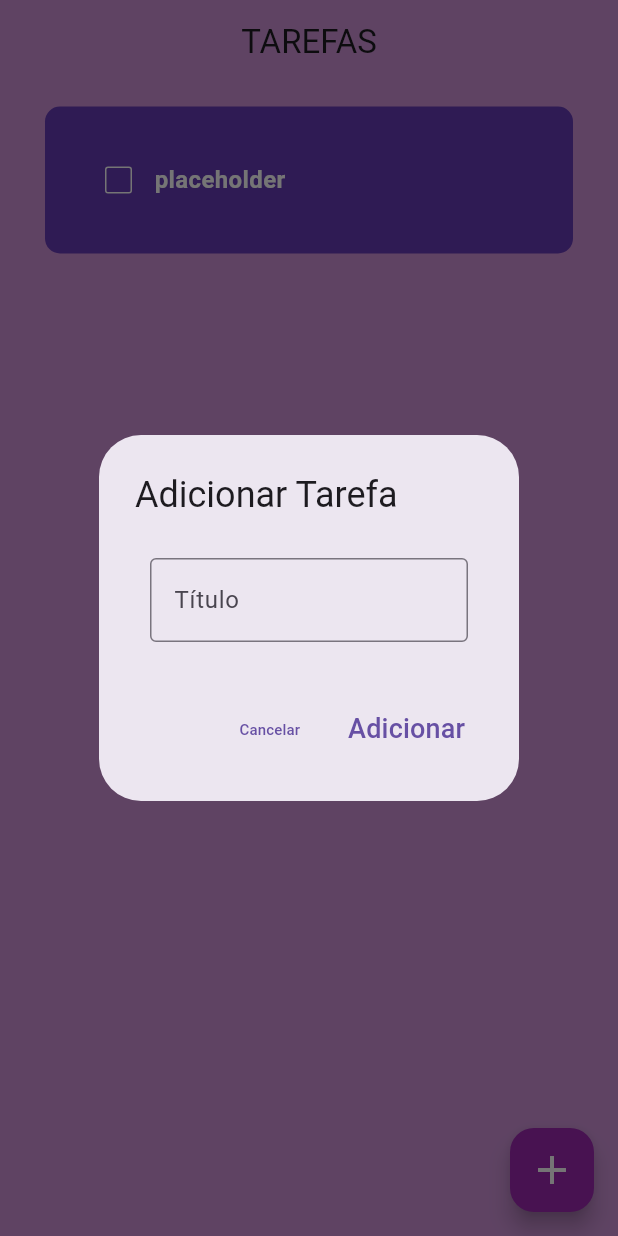
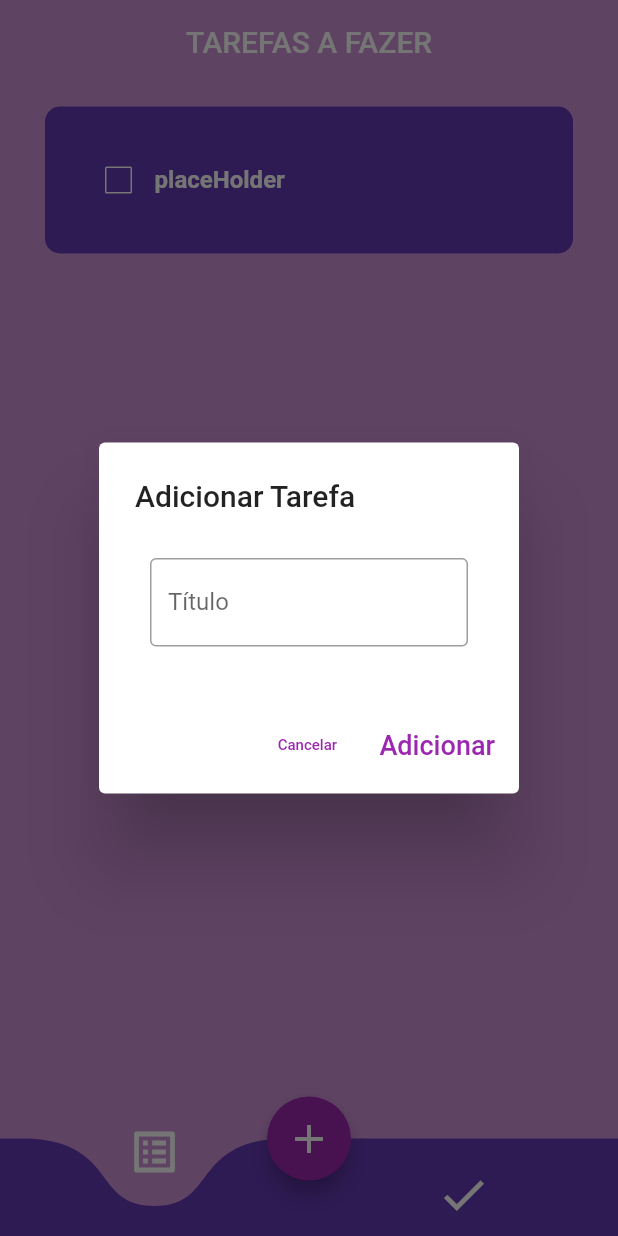
Before and after one commit to Gustaviusss/todo_app, a Flutter app: the screen it shows after launch, after a tap on the "add" icon, on a phone screen of 412 x 824 dp. Run offline on Flutter 3.47's test engine with Material 2 defaults, Android fonts, the phone set to English and light mode, and no system bars; drawn by our look-alikes of curved_navigation_bar; our stand-ins replace animated_splash_screen, page_transition.

Commit message:
new nav bar and refactored list systems, as well with a better way to handle and manage data

```diff
--- a/lib/main.dart
+++ b/lib/main.dart
@@ -14,7 +14,7 @@ class MyApp extends StatelessWidget {
   @override
   Widget build(BuildContext context) {
     return MaterialApp(
-      theme: ThemeData(primarySwatch: Colors.purple, useMaterial3: true),
+      theme: ThemeData(primarySwatch: Colors.purple),
       home: AnimatedSplashScreen(
           pageTransitionType: PageTransitionType.leftToRight,
           splashTransition: SplashTransition.fadeTransition,
--- /dev/null
+++ b/lib/models/task_model.dart
@@ -0,0 +1,11 @@
+class TaskModel {
+  TaskModel({
+    required this.title,
+    // required this.description,
+    required this.isCompleted,
+  });
+
+  String title;
+  // String description;
+  bool isCompleted;
+}
--- /dev/null
+++ b/lib/pages/actual_task_list.dart
@@ -0,0 +1,33 @@
+import 'package:flutter/material.dart';
+import 'package:todo_app/models/task_model.dart';
+
+import '../utils/custom_tile.dart';
+import '../widgets/empty_list_widget.dart';
+
+class ActualTaskList extends StatelessWidget {
+  const ActualTaskList(
+      {super.key,
+      required this.taskList,
+      required this.removeTask,
+      required this.checkTask});
+
+  final List<TaskModel> taskList;
+  final void Function(TaskModel) removeTask;
+  final void Function(bool?, int) checkTask;
+
+  @override
+  Widget build(BuildContext context) {
+    return taskList.isEmpty
+        ? const EmptyListWidget()
+        : ListView.builder(
+            itemCount: taskList.length,
+            itemBuilder: (context, index) => Dismissible(
+                  key: ValueKey(index),
+                  onDismissed: (direction) => removeTask(taskList[index]),
+                  child: CustomTile(
+                      tileText: taskList[index].title,
+                      isCompleted: taskList[index].isCompleted,
+                      onChecked: (value) => checkTask(value, index)),
+                ));
+  }
+}
--- a/lib/pages/home_page.dart
+++ b/lib/pages/home_page.dart
@@ -1,6 +1,9 @@
 import 'package:flutter/material.dart';
-
-import '../utils/custom_tile.dart';
+import 'package:todo_app/models/task_model.dart';
+import 'package:todo_app/pages/actual_task_list.dart';
+import 'package:todo_app/utils/new_task_dialog.dart';
+import 'package:todo_app/widgets/empty_list_widget.dart';
+import 'package:curved_navigation_bar/curved_navigation_bar.dart';
 
 class HomePage extends StatefulWidget {
   const HomePage({super.key});
@@ -10,34 +13,40 @@ class HomePage extends StatefulWidget {
 }
 
 class _HomePageState extends State<HomePage> {
-  final titleController = TextEditingController();
-
-  List taskList = [
-    ['placeholder', false]
+  var currentScreen = 0;
+  List<TaskModel> taskList = [
+    TaskModel(title: 'placeHolder', isCompleted: false)
   ];
 
   void checkTask(bool? value, int index) {
     setState(() {
-      taskList[index][1] = !taskList[index][1];
+      taskList[index].isCompleted = !taskList[index].isCompleted;
       final task = taskList.removeAt(index);
       taskList.add(task);
     });
   }
 
-  void removeTask(int index) {
+  void removeTask(TaskModel task) {
     setState(() {
-      taskList.removeAt(index);
+      taskList.remove(task);
     });
   }
 
-  void addTask(String title) {
-    if (title.trim().isNotEmpty) {
+  void addTask(TaskModel task) {
+    if (task.title.trim().isNotEmpty) {
       setState(() {
-        taskList.insert(0, [title.toUpperCase(), false]);
+        taskList.add(task);
+        currentScreen = 0;
       });
     } else {
       return;
     }
+  }
+
+  void changeScreen(int index) {
+    setState(() {
+      currentScreen = index;
+    });
   }
 
   @override
@@ -46,84 +55,27 @@ class _HomePageState extends State<HomePage> {
       backgroundColor: Colors.purple[200],
       appBar: AppBar(
         backgroundColor: Colors.purple[200],
-        title: const Center(
+        title: Center(
             child: Text(
-          'TAREFAS',
+          currentScreen == 0 ? 'TAREFAS A FAZER' : 'TAREFAS FEITAS',
         )),
         elevation: 0,
       ),
-      body: taskList.isEmpty
-          ? Center(
-              child: Padding(
-                padding: const EdgeInsets.symmetric(horizontal: 25),
-                child: Column(
-                    mainAxisSize: MainAxisSize.min,
-                    mainAxisAlignment: MainAxisAlignment.spaceAround,
-                    children: [
-                      Icon(
-                        Icons.sentiment_dissatisfied,
-                        color: Colors.grey[800],
-                        size: 50,
-                      ),
-                      Text(
-                        'Sem tarefas por enquanto, que tal criar uma?',
-                        textAlign: TextAlign.center,
-                        style: TextStyle(fontSize: 28, color: Colors.grey[800]),
-                      )
-                    ]),
-              ),
+      body: currentScreen == 0
+          ? ActualTaskList(
+              taskList: taskList,
+              removeTask: removeTask,
+              checkTask: checkTask,
             )
-          : ListView.builder(
-              itemCount: taskList.length,
-              itemBuilder: (context, index) => Dismissible(
-                    key: ValueKey(index),
-                    onDismissed: (direction) => removeTask(index),
-                    child: CustomTile(
-                        tileText: taskList[index][0],
-                        isCompleted: taskList[index][1],
-                        onChecked: (value) => checkTask(value, index)),
-                  )),
+          : const EmptyListWidget(),
       floatingActionButton: FloatingActionButton(
+        tooltip: 'Adicionar uma Tarefa',
         backgroundColor: Colors.purple,
         onPressed: () {
           showDialog(
-              context: context,
-              builder: (_) => AlertDialog(
-                    title: const Text('Adicionar Tarefa'),
-                    content: Padding(
-                      padding: const EdgeInsets.all(10),
-                      child: TextField(
-                        controller: titleController,
-                        onSubmitted: (value) {
-                          titleController.text = value;
-                        },
-                        decoration: const InputDecoration(
-                            label: Text('Título'),
-                            border: OutlineInputBorder()),
-                      ),
-                    ),
-                    actions: [
-                      TextButton(
-                          onPressed: () {
-                            titleController.clear();
-                            Navigator.pop(context);
-                          },
-                          child: const Text(
-                            'Cancelar',
-                            style: TextStyle(fontSize: 10),
-                          )),
-                      TextButton(
-                          onPressed: () {
-                            addTask(titleController.text);
-                            titleController.clear();
-                            Navigator.pop(context);
-                          },
-                          child: const Text(
-                            'Adicionar',
-                            style: TextStyle(fontSize: 18),
-                          ))
-                    ],
-                  ));
+            context: context,
+            builder: (_) => NewTaskDialog(onAddTask: addTask),
+          );
         },
         child: const Icon(
           Icons.add,
@@ -131,6 +83,29 @@ class _HomePageState extends State<HomePage> {
           size: 32,
         ),
       ),
+      floatingActionButtonLocation: FloatingActionButtonLocation.centerDocked,
+      bottomNavigationBar: CurvedNavigationBar(
+          height: 65,
+          backgroundColor: const Color.fromRGBO(206, 147, 216, 1),
+          buttonBackgroundColor: Colors.transparent,
+          color: Colors.deepPurple,
+          animationDuration: const Duration(milliseconds: 300),
+          index: currentScreen,
+          onTap: (index) {
+            changeScreen(index);
+          },
+          items: const [
+            Icon(
+              Icons.list_alt,
+              color: Colors.white,
+              size: 36,
+            ),
+            Icon(
+              Icons.check,
+              color: Colors.white,
+              size: 36,
+            ),
+          ]),
     );
   }
 }
--- /dev/null
+++ b/lib/utils/new_task_dialog.dart
@@ -0,0 +1,52 @@
+import 'package:flutter/material.dart';
+
+import '../models/task_model.dart';
+
+class NewTaskDialog extends StatelessWidget {
+  const NewTaskDialog({
+    super.key,
+    required this.onAddTask,
+  });
+  final void Function(TaskModel) onAddTask;
+
+  @override
+  Widget build(BuildContext context) {
+    final titleController = TextEditingController();
+    return AlertDialog(
+      title: const Text('Adicionar Tarefa'),
+      content: Padding(
+        padding: const EdgeInsets.all(10),
+        child: TextField(
+          controller: titleController,
+          onSubmitted: (value) {
+            titleController.text = value;
+          },
+          decoration: const InputDecoration(
+              label: Text('Título'), border: OutlineInputBorder()),
+        ),
+      ),
+      actions: [
+        TextButton(
+            onPressed: () {
+              titleController.clear();
+              Navigator.pop(context);
+            },
+            child: const Text(
+              'Cancelar',
+              style: TextStyle(fontSize: 10),
+            )),
+        TextButton(
+            onPressed: () {
+              onAddTask(
+                  TaskModel(title: titleController.text, isCompleted: false));
+              titleController.clear();
+              Navigator.pop(context);
+            },
+            child: const Text(
+              'Adicionar',
+              style: TextStyle(fontSize: 18),
+            ))
+      ],
+    );
+  }
+}
--- /dev/null
+++ b/lib/widgets/empty_list_widget.dart
@@ -0,0 +1,29 @@
+import 'package:flutter/material.dart';
+
+class EmptyListWidget extends StatelessWidget {
+  const EmptyListWidget({super.key});
+
+  @override
+  Widget build(BuildContext context) {
+    return Center(
+      child: Padding(
+        padding: const EdgeInsets.symmetric(horizontal: 25),
+        child: Column(
+            mainAxisSize: MainAxisSize.min,
+            mainAxisAlignment: MainAxisAlignment.spaceAround,
+            children: [
+              Icon(
+                Icons.sentiment_dissatisfied,
+                color: Colors.grey[800],
+                size: 50,
+              ),
+              Text(
+                'Sem tarefas por enquanto, que tal criar uma?',
+                textAlign: TextAlign.center,
+                style: TextStyle(fontSize: 28, color: Colors.grey[800]),
+              )
+            ]),
+      ),
+    );
+  }
+}
--- a/pubspec.yaml
+++ b/pubspec.yaml
@@ -35,6 +35,7 @@ dependencies:
   # Use with the CupertinoIcons class for iOS style icons.
   cupertino_icons: ^1.0.2
   animated_splash_screen: ^1.3.0
+  curved_navigation_bar: ^1.0.3
 
 dev_dependencies:
   flutter_test:
```
Also changed, not shown: pubspec.lock.
